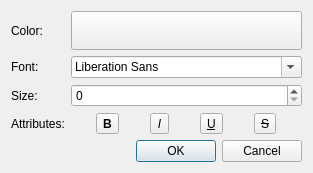
Old version of the form src/corelibs/U2View/src/phyltree/ui/TextSettingsDialog.ui in the repository violethaze74/ugene.
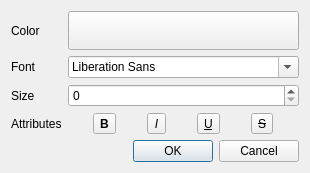
New version of the form.

Patch:
```diff
--- a/src/corelibs/U2View/src/phyltree/ui/TextSettingsDialog.ui
+++ b/src/corelibs/U2View/src/phyltree/ui/TextSettingsDialog.ui
@@ -19,14 +19,14 @@
      <item row="0" column="0">
       <widget class="QLabel" name="label_3">
        <property name="text">
-        <string>Color:</string>
+        <string>Color</string>
        </property>
       </widget>
      </item>
      <item row="2" column="0">
       <widget class="QLabel" name="label_4">
        <property name="text">
-        <string>Size:</string>
+        <string>Size</string>
        </property>
       </widget>
      </item>
@@ -68,7 +68,7 @@
      <item row="1" column="0">
       <widget class="QLabel" name="label">
        <property name="text">
-        <string>Font:</string>
+        <string>Font</string>
        </property>
       </widget>
      </item>
@@ -78,7 +78,7 @@
      <item row="3" column="0">
       <widget class="QLabel" name="label_2">
        <property name="text">
-        <string>Attributes:</string>
+        <string>Attributes</string>
        </property>
       </widget>
      </item>
```
Left out of the diff: 2 changed lines with no effect on the pictures.
